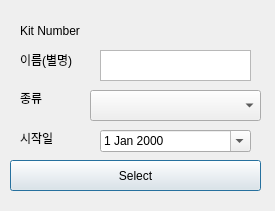
The window that GUI/userPlantRegist.ui (addinedu-ros-8th/iot-repo-6) describes before a commit, drawn with Qt 5.
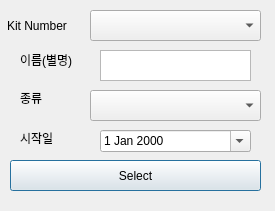
The same window after the commit.

The edit to the form file:
```diff
--- a/GUI/userPlantRegist.ui
+++ b/GUI/userPlantRegist.ui
@@ -16,8 +16,8 @@
   <widget class="QLabel" name="label">
    <property name="geometry">
     <rect>
-     <x>20</x>
-     <y>10</y>
+     <x>7</x>
+     <y>5</y>
      <width>101</width>
      <height>41</height>
     </rect>
@@ -111,6 +111,16 @@
     <string>시작일</string>
    </property>
   </widget>
+  <widget class="QComboBox" name="numCombo">
+   <property name="geometry">
+    <rect>
+     <x>90</x>
+     <y>10</y>
+     <width>171</width>
+     <height>31</height>
+    </rect>
+   </property>
+  </widget>
  </widget>
  <resources/>
  <connections/>
```
